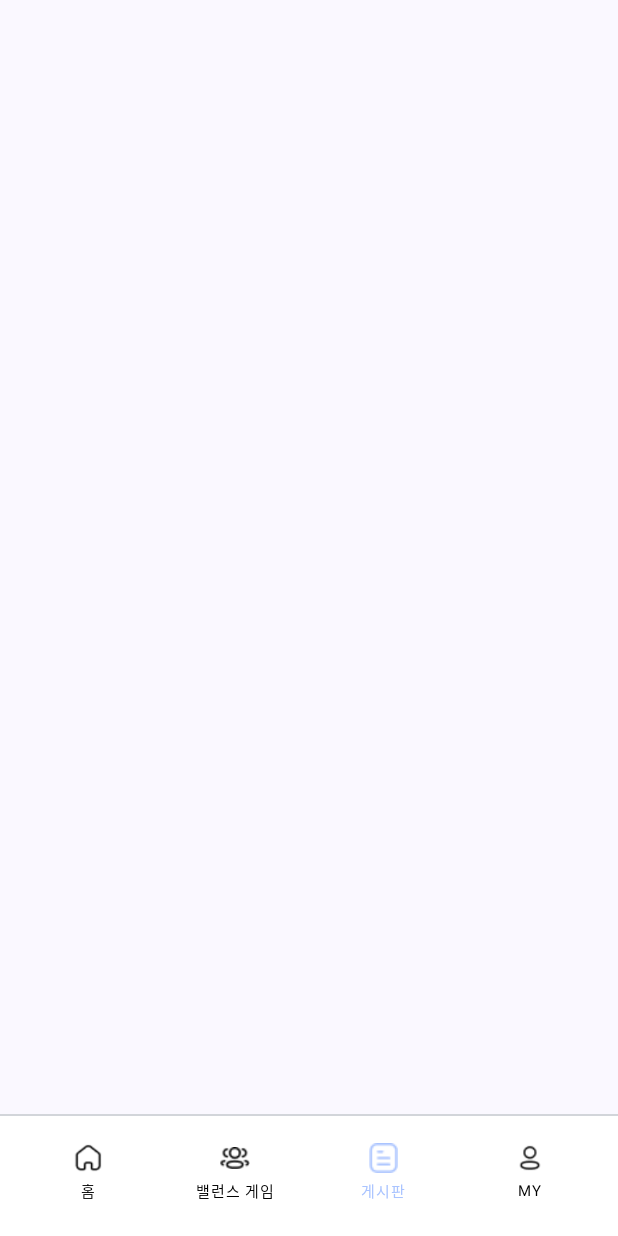
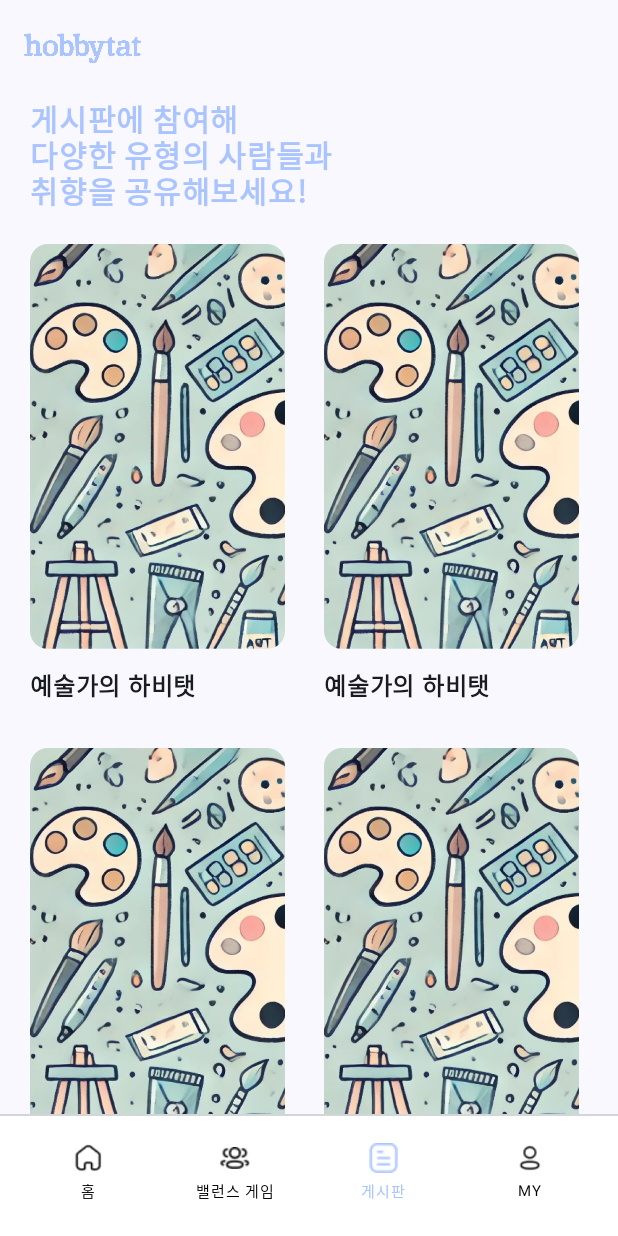
Before and after one commit to Hobbytat/Hobbytat-FE, an Android app built with Jetpack Compose: the BoardScreen screen opened through its navigation route, on a phone screen of 412 x 824 dp. Run offline under Robolectric (Android 15) with nearby library versions, the light colour scheme and no system bars.

Commit message:
feat: 게시판 페이지 구현완료

```diff
--- /dev/null
+++ b/app/src/main/java/com/example/hobbytat/common/HobbytatBox.kt
@@ -0,0 +1,47 @@
+package com.example.hobbytat.common
+
+import androidx.compose.foundation.Image
+import androidx.compose.foundation.clickable
+import androidx.compose.foundation.layout.Column
+import androidx.compose.foundation.layout.Spacer
+import androidx.compose.foundation.layout.height
+import androidx.compose.foundation.layout.width
+import androidx.compose.foundation.shape.RoundedCornerShape
+import androidx.compose.material3.Text
+import androidx.compose.runtime.Composable
+import androidx.compose.ui.Modifier
+import androidx.compose.ui.draw.clip
+import androidx.compose.ui.res.painterResource
+import androidx.compose.ui.text.font.FontWeight
+import androidx.compose.ui.tooling.preview.Preview
+import androidx.compose.ui.unit.dp
+import androidx.compose.ui.unit.sp
+import com.example.hobbytat.R
+
+@Composable
+fun HobbytatBox(
+//    img: String,
+    title: String,
+    onClick: () -> Unit
+) {
+    Column {
+        Image(
+            painter = painterResource(id = R.drawable.artist_bg), contentDescription = "하비탯이미지",
+            modifier = Modifier
+                .clip(RoundedCornerShape(12.dp))
+                .clickable(onClick = onClick)
+                .width(170.dp)
+        )
+        Spacer(modifier = Modifier.height(12.dp))
+        Text(text = title, fontSize = 16.sp, fontWeight = FontWeight.Bold)
+        Spacer(modifier = Modifier.height(30.dp))
+    }
+}
+
+@Preview
+@Composable
+private fun Preview() {
+    HobbytatBox("예술가의 하비탯") {
+
+    }
+}
--- a/app/src/main/java/com/example/hobbytat/navigate/NavGraph.kt
+++ b/app/src/main/java/com/example/hobbytat/navigate/NavGraph.kt
@@ -6,7 +6,6 @@ import androidx.navigation.compose.NavHost
 import androidx.navigation.compose.composable
 import com.example.hobbytat.screen.HomeScreen
 import com.example.hobbytat.screen.board.BoardScreen
-import com.example.hobbytat.screen.sign.LoginScreen
 import com.example.hobbytat.screen.sign.SplashScreen
 
 @Composable
@@ -19,11 +18,12 @@ fun NavGraph(navController: NavHostController) {
         }
         composable(route="Login") {
             // 로그인 화면
-            LoginScreen(navController)
+//            LoginScreen(navController)
+            HomeScreen(navController)
         }
         composable(route="SignUp_agree") {
             // 회원가입_동의 화면
-
+            HomeScreen(navController)
         }
 
         // 홈화면
--- a/app/src/main/java/com/example/hobbytat/screen/HomeScreen.kt
+++ b/app/src/main/java/com/example/hobbytat/screen/HomeScreen.kt
@@ -21,6 +21,7 @@ import androidx.compose.ui.unit.dp
 import androidx.compose.ui.unit.sp
 import androidx.navigation.NavHostController
 import com.example.hobbytat.R
+import com.example.hobbytat.common.Appbar
 import com.example.hobbytat.common.CommonArticleBox
 import com.example.hobbytat.common.CommonTopBar
 import com.example.hobbytat.common.RankBox
@@ -123,5 +124,7 @@ fun HomeScreen(navController: NavHostController) {
         }
     }
 
+    Appbar(selected = 1, navController = navController)
+
 
 }
--- a/app/src/main/java/com/example/hobbytat/screen/board/BoardScreen.kt
+++ b/app/src/main/java/com/example/hobbytat/screen/board/BoardScreen.kt
@@ -1,10 +1,62 @@
 package com.example.hobbytat.screen.board
 
+import androidx.compose.foundation.layout.Arrangement
+import androidx.compose.foundation.layout.Column
+import androidx.compose.foundation.layout.Spacer
+import androidx.compose.foundation.layout.height
+import androidx.compose.foundation.layout.padding
+import androidx.compose.foundation.lazy.grid.GridCells
+import androidx.compose.foundation.lazy.grid.LazyVerticalGrid
+import androidx.compose.material3.Scaffold
+import androidx.compose.material3.Text
 import androidx.compose.runtime.Composable
+import androidx.compose.ui.Modifier
+import androidx.compose.ui.res.colorResource
+import androidx.compose.ui.text.font.FontWeight
+import androidx.compose.ui.unit.dp
+import androidx.compose.ui.unit.sp
 import androidx.navigation.NavHostController
+import com.example.hobbytat.R
 import com.example.hobbytat.common.Appbar
+import com.example.hobbytat.common.CommonTopBar
+import com.example.hobbytat.common.HobbytatBox
 
 @Composable
 fun BoardScreen(navController: NavHostController) {
-    Appbar(selected = 3, navController = navController)
+
+    Scaffold(
+        topBar = {
+            CommonTopBar(navController)
+        },
+        bottomBar = {
+            Appbar(selected = 3, navController = navController)
+        }
+    ) { paddingValues ->
+        Column(
+            modifier = Modifier
+                .padding(horizontal = 20.dp)
+                .padding(paddingValues)
+        ) {
+            Text(
+                text = "게시판에 참여해\n다양한 유형의 사람들과\n취향을 공유해보세요!",
+                fontSize = 20.sp,
+                fontWeight = FontWeight.Bold,
+                color = colorResource(id = R.color.main_blue)
+            )
+
+            Spacer(modifier = Modifier.height(20.dp))
+
+            LazyVerticalGrid(
+                columns = GridCells.Fixed(2),
+//                verticalArrangement = Arrangement.spacedBy(20.dp),
+                horizontalArrangement = Arrangement.spacedBy(20.dp)
+            ) {
+                // 여기 나중에 데이터 받아오게 수정
+                    items(5) {
+                        HobbytatBox(title = "예술가의 하비탯", onClick = { /* Do something */ })
+                    }
+            }
+
+        }
+    }
 }
```
Also changed, not shown: app/src/main/res/drawable/artist_bg.png (added), app/src/main/res/drawable/craftsman_bg.png (added), app/src/main/res/drawable/explorer_bg.png (added), app/src/main/res/drawable/knowledge_seeker_bg.png (added), app/src/main/res/drawable/sportsman_bg.png (added).
